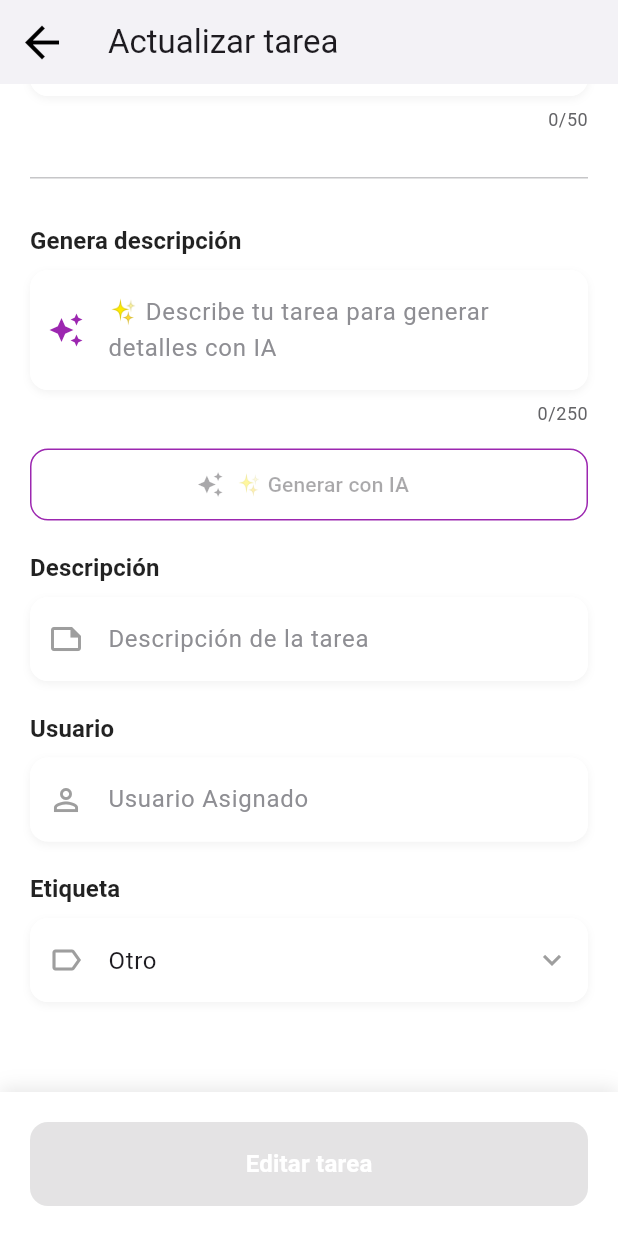
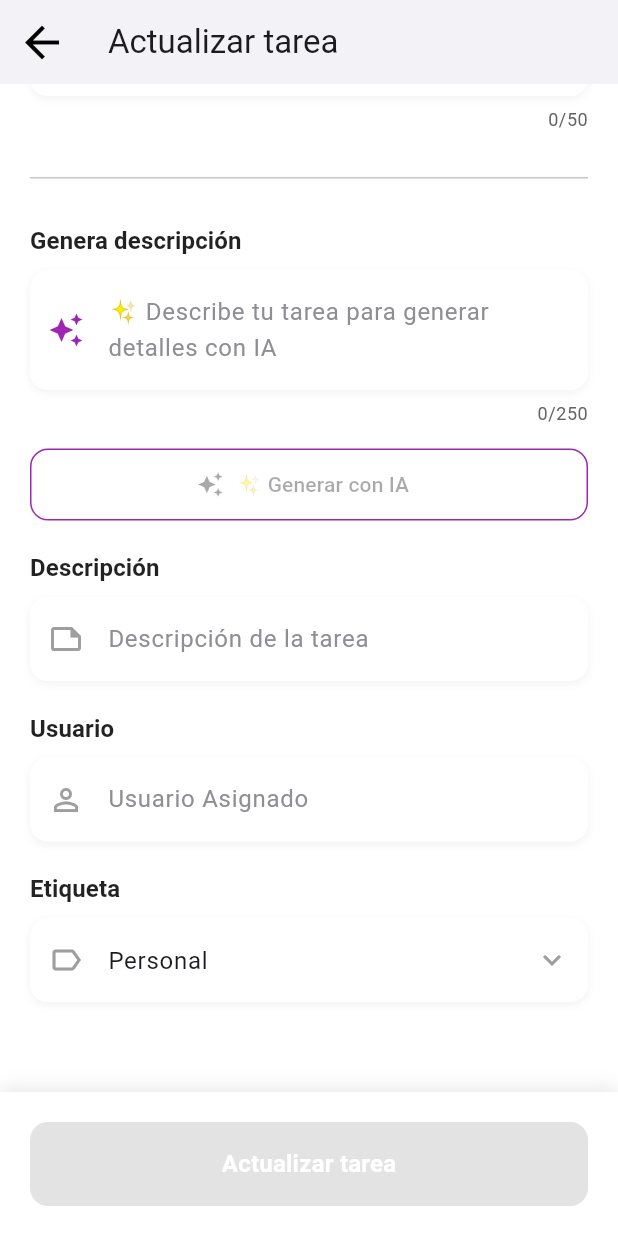
Before and after one commit to horacioduca23/flutter_todo_app, a Flutter app: the EditTaskScreen screen opened directly with empty values, scrolled down 182 dp, on a phone screen of 412 x 824 dp. Run offline on Flutter 3.47's test engine with Material 3 defaults, Android fonts, the phone set to English and light mode, and no system bars; our stand-ins replace flutter_dotenv, flutter_hooks, flutter_riverpod, flutter_svg, go_router, hive and 3 more; accounts and stored records are empty; generated files the repository leaves out were written again; project files that could hold a hidden picture were left out.

Commit message:
translate strings (#10)

```diff
--- a/lib/src/constants/app_colors.dart
+++ b/lib/src/constants/app_colors.dart
@@ -1,12 +1,12 @@
 import 'package:flutter/widgets.dart';
 
 class AppColors {
-  static const Color frontend = Color(0xFF4A90E2);
+  static const Color work = Color.fromARGB(255, 20, 62, 227);
+  static const Color personal = Color.fromARGB(255, 16, 209, 234);
   static const Color blue = Color(0xFF4A6CF7);
-  static const Color backend = Color(0xFF7ED321);
-  static const Color qa = Color(0xFFD0021B);
-  static const Color testing = Color(0xFFF5A623);
-  static const Color other = Color(0xFF9013FE);
+  static const Color home = Color(0xFF7ED321);
+  static const Color urgent = Color(0xFFD0021B);
+  static const Color projects = Color(0xFFF5A623);
   static const Color blackCupertino = Color.fromARGB(255, 23, 28, 33);
   static const Color grey400 = Color(0xFF8E8E93);
   static const Color grey600 = Color(0xFF636366);
--- a/lib/src/constants/string_constants.dart
+++ b/lib/src/constants/string_constants.dart
@@ -4,7 +4,7 @@ abstract class StringConstants {
   static const String contentChargingGif = 'assets/images/content_charging.gif';
   static const String todoListLogo = 'assets/images/todo_list_logo.svg';
   static const String addTaskTitle = 'Agregar tarea';
-  static const String editTaskTitle = 'Editar tarea';
+  static const String editTaskTitle = 'Actualizar tarea';
   static const String titleField = 'Título';
   static const String titleHint = 'Qué estás planeando? 🤔';
   static const String generateDescriptionField = 'Genera descripción';
--- a/lib/src/domain/enum/task_label_enum.dart
+++ b/lib/src/domain/enum/task_label_enum.dart
@@ -1,9 +1,9 @@
 enum TaskLabelEnum {
-  frontend('Frontend'),
-  backend('Backend'),
-  qa('QA'),
-  testing('Testing'),
-  other('Otro');
+  work('Trabajo'),
+  personal('Personal'),
+  urgent('Urgente'),
+  home('Hogar'),
+  projects('Proyectos');
 
   const TaskLabelEnum(this.label);
 
--- a/lib/src/domain/enum/task_status_enum.dart
+++ b/lib/src/domain/enum/task_status_enum.dart
@@ -1,6 +1,6 @@
 enum TaskStatusEnum {
-  pending(label: 'Pending'),
-  completed(label: 'Completed');
+  pending(label: 'Pendiente'),
+  completed(label: 'Completada');
 
   const TaskStatusEnum({required this.label});
 
--- a/lib/src/domain/task.dart
+++ b/lib/src/domain/task.dart
@@ -41,7 +41,7 @@ class Task {
   TaskLabelEnum get labelEnum {
     return TaskLabelEnum.values.firstWhere(
       (e) => e.name == label,
-      orElse: () => TaskLabelEnum.other,
+      orElse: () => TaskLabelEnum.personal,
     );
   }
 
```
Also changed, not shown: lib/src/presentation/widgets/task_label.dart (+5 -5 lines), 2 other files.
